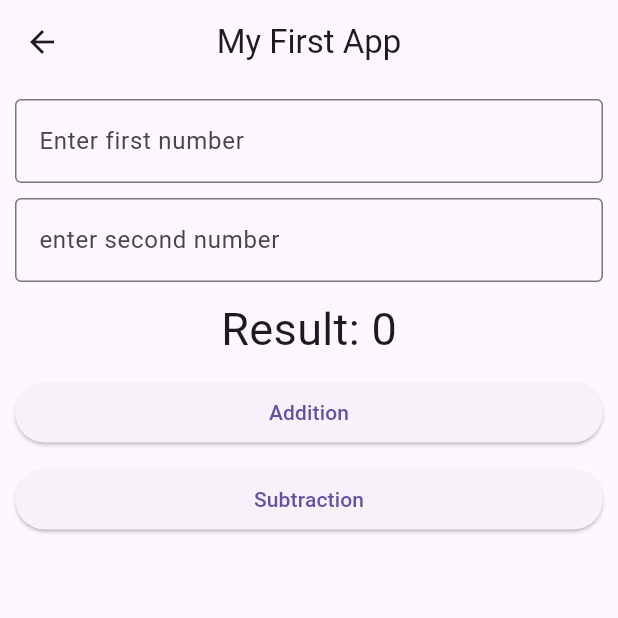
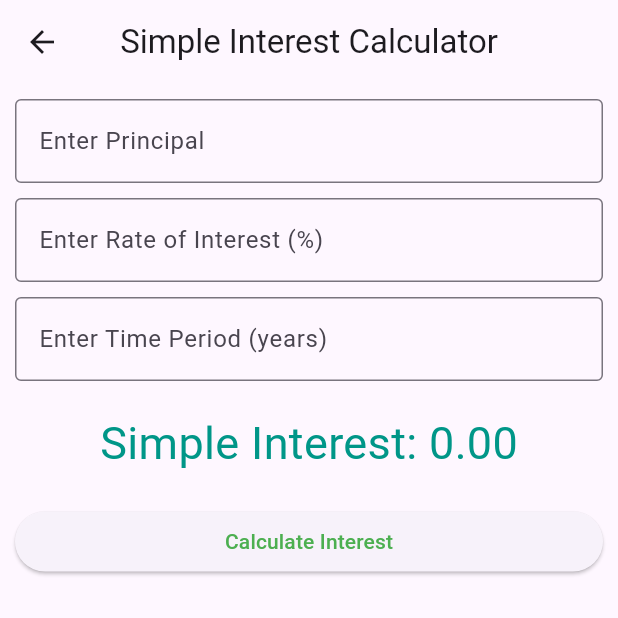
Before and after one commit to Aryan8872/first_assignment, a Flutter app: the screen it shows after launch, after a tap on "Simple interest", on a phone screen of 412 x 824 dp, the top half of it. Run offline on Flutter 3.47's test engine with Material 3 defaults, Android fonts, the phone set to English and light mode, and no system bars.

Commit message:
simple interest added

```diff
--- a/lib/view/dashboad_view.dart
+++ b/lib/view/dashboad_view.dart
@@ -1,6 +1,7 @@
 import 'package:first_assignment/view/area_view.dart';
 import 'package:first_assignment/view/arithmetic_view.dart';
 import 'package:first_assignment/view/first_view.dart';
+import 'package:first_assignment/view/simple_interest_view.dart';
 import 'package:flutter/material.dart';
 
 
@@ -77,7 +78,7 @@ class DashboardView extends StatelessWidget {
                 Navigator.push(
                   context,
                   MaterialPageRoute(
-                      builder: (context) => const ArithmeticView()),
+                      builder: (context) => const SimpleInterestView()),
                 );
               },
               child: const Column(
--- /dev/null
+++ b/lib/view/simple_interest_view.dart
@@ -0,0 +1,131 @@
+import 'package:flutter/material.dart';
+
+class SimpleInterestView extends StatefulWidget {
+  const SimpleInterestView({super.key});
+
+  @override
+  State<SimpleInterestView> createState() => _SimpleInterestViewState();
+}
+
+class _SimpleInterestViewState extends State<SimpleInterestView> {
+  double principal = 0.0;
+  double rate = 0.0;
+  double time = 0.0;
+  double interest = 0.0;
+
+  final principalController = TextEditingController();
+  final rateController = TextEditingController();
+  final timeController = TextEditingController();
+  final myKey = GlobalKey<FormState>();
+
+  @override
+  Widget build(BuildContext context) {
+    return Scaffold(
+      appBar: AppBar(
+        title: const Text('Simple Interest Calculator'),
+        centerTitle: true,
+        elevation: 0,
+      ),
+      body: Padding(
+        padding: const EdgeInsets.all(10),
+        child: Form(
+          key: myKey,
+          child: Column(
+            children: [
+              // Input for Principal
+              TextFormField(
+                controller: principalController,
+                keyboardType: TextInputType.number,
+                decoration: const InputDecoration(
+                  labelText: 'Enter Principal',
+                  border: OutlineInputBorder(),
+                ),
+                onChanged: (value) {
+                  principal = double.tryParse(value) ?? 0.0;
+                },
+                validator: (value) {
+                  if (value == null || value.isEmpty) {
+                    return 'Please enter the Principal';
+                  }
+                  if (double.tryParse(value) == null) {
+                    return 'Please enter a valid number';
+                  }
+                  return null;
+                },
+              ),
+
+              const SizedBox(height: 10),
+
+              TextFormField(
+                controller: rateController,
+                keyboardType: TextInputType.number,
+                decoration: const InputDecoration(
+                  labelText: 'Enter Rate of Interest (%)',
+                  border: OutlineInputBorder(),
+                ),
+                onChanged: (value) {
+                  rate = double.tryParse(value) ?? 0.0;
+                },
+                validator: (value) {
+                  if (value == null || value.isEmpty) {
+                    return 'Please enter the Rate of Interest';
+                  }
+                  if (double.tryParse(value) == null) {
+                    return 'Please enter a valid number';
+                  }
+                  return null;
+                },
+              ),
+
+              const SizedBox(height: 10),
+
+              TextFormField(
+                controller: timeController,
+                keyboardType: TextInputType.number,
+                decoration: const InputDecoration(
+                  labelText: 'Enter Time Period (years)',
+                  border: OutlineInputBorder(),
+                ),
+                onChanged: (value) {
+                  time = double.tryParse(value) ?? 0.0;
+                },
+                validator: (value) {
+                  if (value == null || value.isEmpty) {
+                    return 'Please enter the Time Period';
+                  }
+                  if (double.tryParse(value) == null) {
+                    return 'Please enter a valid number';
+                  }
+                  return null;
+                },
+              ),
+
+              const SizedBox(height: 20),
+
+              Text(
+                'Simple Interest: ${interest.toStringAsFixed(2)}',
+                style: const TextStyle(fontSize: 30,color: Colors.teal),
+              ),
+
+              const SizedBox(height: 20),
+
+              SizedBox(
+                width: double.infinity,
+                child: ElevatedButton(
+                  onPressed: () {
+                    if (myKey.currentState!.validate()) {
+                      setState(() {
+                        interest = (principal * rate * time) / 100;
+                      });
+                    }
+                  },
+                  child: const Text('Calculate Interest',style: TextStyle(color: Colors.green),),
+                ),
+              ),
+            ],
+          ),
+        ),
+      ),
+    );
+  }
+}
```
Also changed, not shown: lib/view/area_view.dart (+11 -14 lines).
